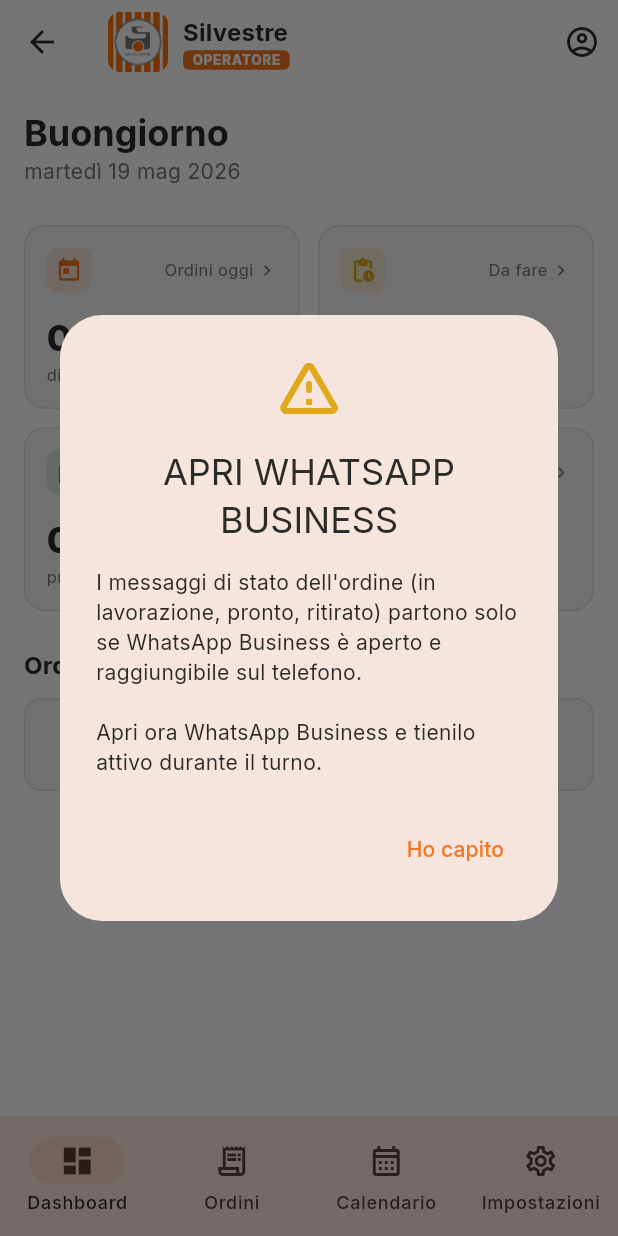
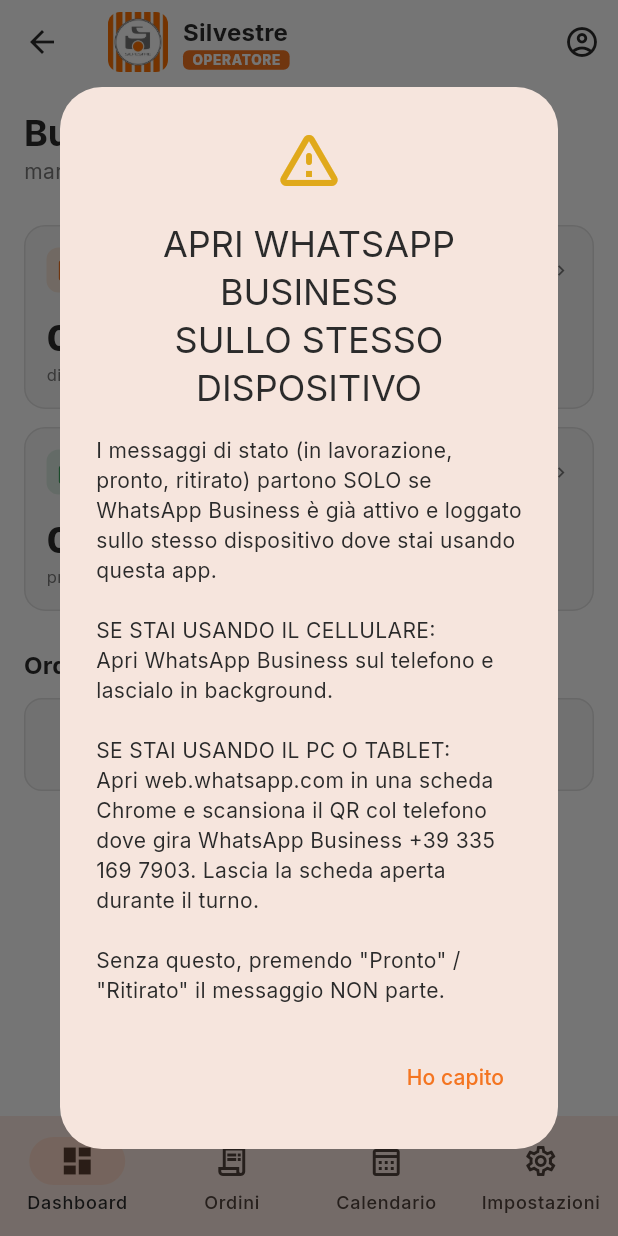
Before and after one commit to nico85-prog/silvestre-app, a Flutter app: the OperatorScaffold screen opened directly, on a phone screen of 412 x 824 dp. Run offline on Flutter 3.47's test engine with Material 3 defaults, Android fonts, the phone set to English and light mode, and no system bars; our stand-ins replace cloud_firestore, firebase_auth, firebase_core, firebase_messaging, google_fonts, image_picker; accounts and stored records are empty; network calls fail.

Commit message:
fix(operator): popup WA Business più chiaro - spiega cellulare vs PC
Co-Authored-By: Claude Opus 4.7 (1M context) <noreply@anthropic.com>

```diff
--- a/app/lib/screens/operator/operator_scaffold.dart
+++ b/app/lib/screens/operator/operator_scaffold.dart
@@ -58,11 +58,18 @@ class _OperatorScaffoldState extends State<OperatorScaffold> {
       builder: (_) => AlertDialog(
         icon: Icon(Icons.warning_amber_rounded,
             color: palette.warning, size: 48),
-        title: const Text('APRI WHATSAPP BUSINESS'),
+        title: const Text('APRI WHATSAPP BUSINESS\nSULLO STESSO DISPOSITIVO'),
         content: const Text(
-          'I messaggi di stato dell\'ordine (in lavorazione, pronto, ritirato) '
-          'partono solo se WhatsApp Business è aperto e raggiungibile sul telefono.\n\n'
-          'Apri ora WhatsApp Business e tienilo attivo durante il turno.',
+          'I messaggi di stato (in lavorazione, pronto, ritirato) partono '
+          'SOLO se WhatsApp Business è già attivo e loggato sullo stesso '
+          'dispositivo dove stai usando questa app.\n\n'
+          'SE STAI USANDO IL CELLULARE:\n'
+          'Apri WhatsApp Business sul telefono e lascialo in background.\n\n'
+          'SE STAI USANDO IL PC O TABLET:\n'
+          'Apri web.whatsapp.com in una scheda Chrome e scansiona il QR col '
+          'telefono dove gira WhatsApp Business +39 335 169 7903. '
+          'Lascia la scheda aperta durante il turno.\n\n'
+          'Senza questo, premendo "Pronto" / "Ritirato" il messaggio NON parte.',
           style: TextStyle(height: 1.4),
         ),
         actions: [
```
